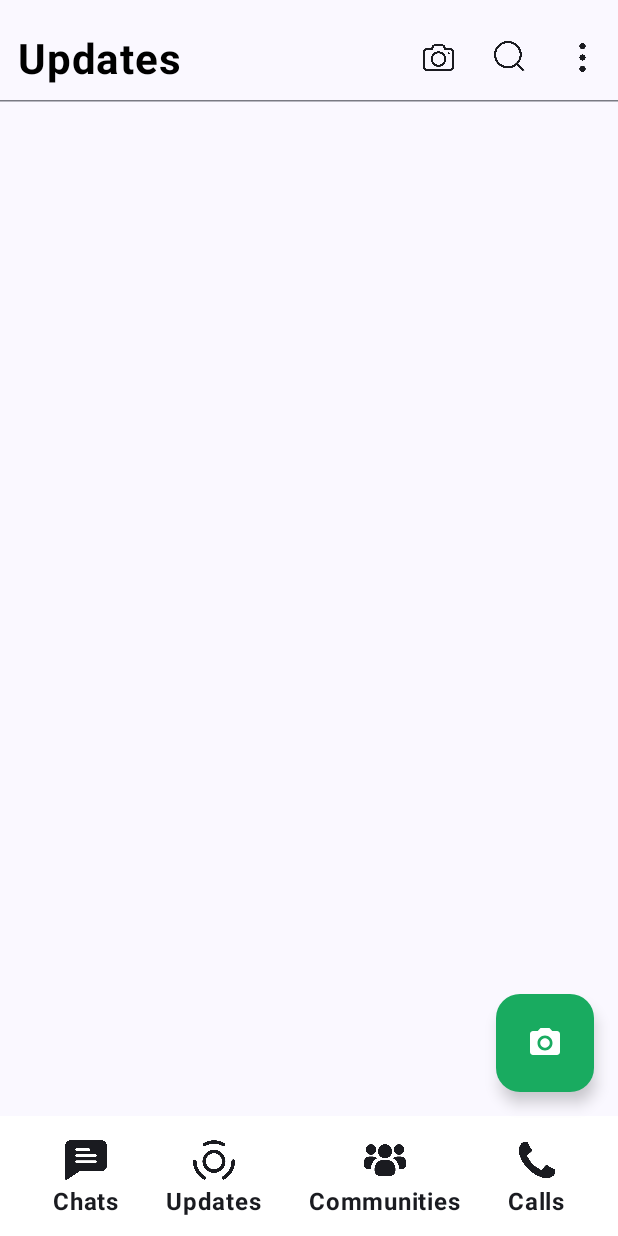
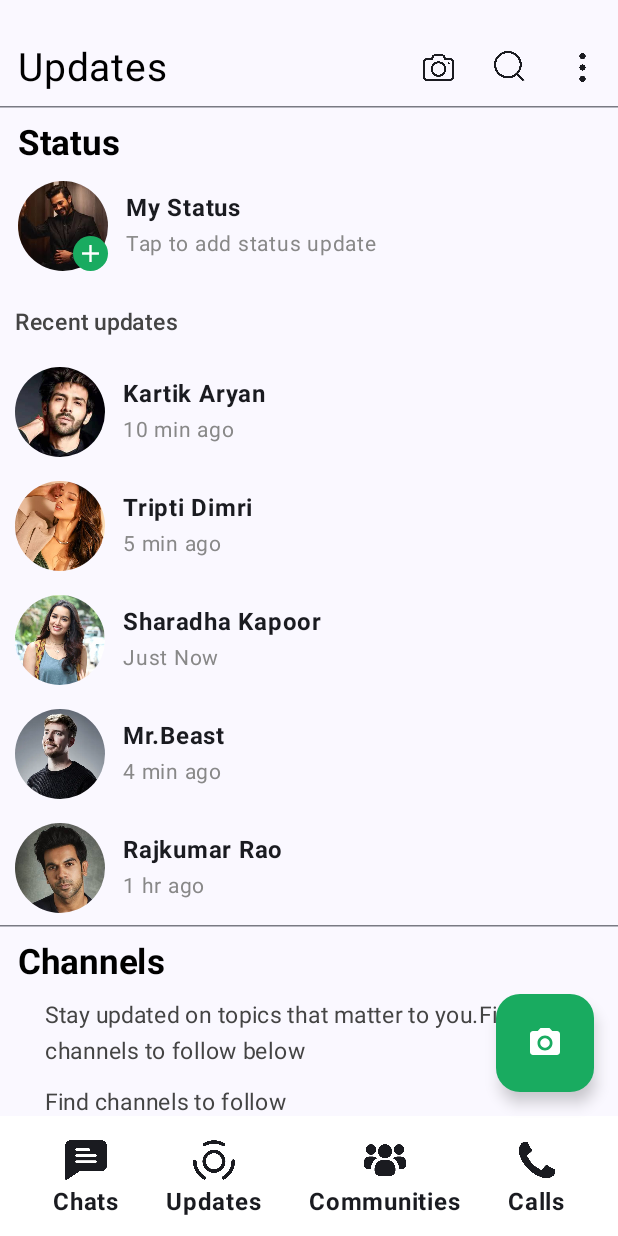
Before and after one commit to Swayampatel405/WhatsApp-Clone, an Android app built with Jetpack Compose: the screen it shows after launch (MainActivity), on a phone screen of 412 x 824 dp. Run offline under Robolectric (Android 15) with nearby library versions, the phone set to English and light mode, and no system bars.

Commit message:
Adding status screen in updates screen

```diff
--- /dev/null
+++ b/app/src/main/java/com/appvantage/whatsapp/presentation/updatescreen/ChannelItem.kt
@@ -0,0 +1 @@
+package com.appvantage.whatsapp.presentation.updatescreen
--- /dev/null
+++ b/app/src/main/java/com/appvantage/whatsapp/presentation/updatescreen/StatusItem.kt
@@ -0,0 +1,94 @@
+package com.appvantage.whatsapp.presentation.updatescreen
+
+import androidx.compose.foundation.Image
+import androidx.compose.foundation.background
+import androidx.compose.foundation.layout.Box
+import androidx.compose.foundation.layout.Column
+import androidx.compose.foundation.layout.Row
+import androidx.compose.foundation.layout.Spacer
+import androidx.compose.foundation.layout.fillMaxWidth
+import androidx.compose.foundation.layout.padding
+import androidx.compose.foundation.layout.size
+import androidx.compose.foundation.layout.width
+import androidx.compose.foundation.shape.CircleShape
+import androidx.compose.foundation.shape.RoundedCornerShape
+import androidx.compose.material3.Icon
+import androidx.compose.material3.Text
+import androidx.compose.material3.TextField
+import androidx.compose.runtime.Composable
+import androidx.compose.ui.Alignment
+import androidx.compose.ui.Modifier
+import androidx.compose.ui.draw.clip
+import androidx.compose.ui.focus.focusModifier
+import androidx.compose.ui.graphics.Color
+import androidx.compose.ui.layout.ContentScale
+import androidx.compose.ui.res.colorResource
+import androidx.compose.ui.res.painterResource
+import androidx.compose.ui.text.font.FontWeight
+import androidx.compose.ui.tooling.preview.Preview
+import androidx.compose.ui.unit.dp
+import androidx.compose.ui.unit.sp
+import com.appvantage.whatsapp.R
+
+@Preview(showBackground = true)
+@Composable
+fun MyStatus(){
+
+    Row(
+        modifier = Modifier.fillMaxWidth().padding(12.dp),
+        verticalAlignment = Alignment.CenterVertically
+    ) {
+        Box {
+            Image(
+                painter = painterResource(R.drawable.bhuvan_bam),
+                contentDescription = null,
+                modifier = Modifier.size(60.dp).clip(shape = CircleShape),
+                contentScale = ContentScale.Crop
+            )
+            Icon(
+                painter = painterResource(R.drawable.baseline_add_24),
+                contentDescription = null,
+                modifier = Modifier.size(23.dp)
+                    .align(Alignment.BottomEnd)
+                    .background(
+                        color = colorResource(R.color.light_green),
+                        shape = RoundedCornerShape(100)
+                    )
+                    .padding(2.dp),
+                tint = Color.White
+
+            )
+        }
+
+        Spacer(modifier = Modifier.width(12.dp))
+
+        Column {
+            Text("My Status", fontWeight = FontWeight.Bold, fontSize = 16.sp)
+            Text("Tap to add status update", color = Color.Gray, fontSize = 14.sp)
+        }
+    }
+}
+
+@Composable
+fun StatusItem(statusData: StatusData){
+
+    Row(
+        modifier = Modifier.fillMaxWidth().padding(horizontal = 10.dp, vertical = 8.dp),
+        verticalAlignment = Alignment.CenterVertically
+    ) {
+            Image(
+                painter = painterResource(statusData.image),
+                contentDescription = null,
+                contentScale = ContentScale.Crop,
+                modifier = Modifier.size(60.dp).clip(CircleShape)
+            )
+
+            Spacer(modifier = Modifier.width(12.dp))
+
+            Column {
+                Text(text = statusData.name, fontWeight = FontWeight.Bold, fontSize = 16.sp)
+                Text(text = statusData.time, color = Color.Gray, fontSize = 14.sp)
+            }
+    }
+
+}
--- a/app/src/main/java/com/appvantage/whatsapp/presentation/updatescreen/TopBar.kt
+++ b/app/src/main/java/com/appvantage/whatsapp/presentation/updatescreen/TopBar.kt
@@ -40,7 +40,7 @@ fun TopBar(){
 
     Box(modifier = Modifier.fillMaxWidth()) {
         Column{
-            Row(modifier = Modifier.padding(top = 5.dp)) {
+            Row(modifier = Modifier.padding(top = 12.dp)) {
                 if(isSearching){
                   TextField(
                       value = search,
@@ -58,8 +58,7 @@ fun TopBar(){
                 }else{
                     Text(
                         "Updates",
-                        fontSize = 28.sp,
-                        fontWeight = FontWeight.Bold,
+                        fontSize = 26.sp,
                         color = Color.Black,
                         modifier = Modifier.padding(start = 12.dp,top = 18.dp)
                     )
--- a/app/src/main/java/com/appvantage/whatsapp/presentation/updatescreen/UpdateScreen.kt
+++ b/app/src/main/java/com/appvantage/whatsapp/presentation/updatescreen/UpdateScreen.kt
@@ -1,22 +1,35 @@
 package com.appvantage.whatsapp.presentation.updatescreen
 
 import androidx.compose.foundation.layout.Column
+import androidx.compose.foundation.layout.fillMaxSize
 import androidx.compose.foundation.layout.padding
 import androidx.compose.foundation.layout.size
+import androidx.compose.foundation.lazy.LazyColumn
+import androidx.compose.foundation.lazy.items
+import androidx.compose.foundation.rememberScrollState
+import androidx.compose.foundation.verticalScroll
 import androidx.compose.material3.FloatingActionButton
+import androidx.compose.material3.HorizontalDivider
 import androidx.compose.material3.Icon
 import androidx.compose.material3.Scaffold
+import androidx.compose.material3.Text
 import androidx.compose.runtime.Composable
 import androidx.compose.ui.Modifier
 import androidx.compose.ui.graphics.Color
 import androidx.compose.ui.res.colorResource
 import androidx.compose.ui.res.painterResource
+import androidx.compose.ui.text.font.FontWeight
+import androidx.compose.ui.tooling.preview.Preview
 import androidx.compose.ui.unit.dp
+import androidx.compose.ui.unit.sp
 import com.appvantage.whatsapp.R
 import com.appvantage.whatsapp.presentation.bottomnavigation.BottomNavigation
 
+@Preview(showSystemUi = true)
 @Composable
 fun UpdateScreen(modifier: Modifier = Modifier){
+
+    val scrollState = rememberScrollState()
 
     Scaffold(
         floatingActionButton = {
@@ -38,8 +51,62 @@ fun UpdateScreen(modifier: Modifier = Modifier){
 
     ) {
         Column(
-            modifier = Modifier.padding(it)
-        ) {  }
+            modifier = Modifier
+                .padding(it)
+                .fillMaxSize()
+                .verticalScroll(scrollState)
+        ){
+            Text(
+                text = "Status",
+                fontWeight = FontWeight.Bold,
+                fontSize = 23.sp,
+                color = Color.Black,
+                modifier = Modifier.padding(start = 12.dp, top = 10.dp)
+            )
+
+            MyStatus()
+
+            Text(
+                text = "Recent updates",
+                color = Color.DarkGray,
+                fontSize = 15.sp,
+                fontWeight = FontWeight.SemiBold,
+                modifier = Modifier.padding(10.dp)
+            )
+
+            sampleStatusData.forEach {
+                StatusItem(statusData = it)
+            }
+
+            HorizontalDivider()
+
+            Text(
+                text = "Channels",
+                fontWeight = FontWeight.Bold,
+                fontSize = 23.sp,
+                color = Color.Black,
+                modifier = Modifier.padding(start = 12.dp, top = 10.dp)
+            )
+            Column(
+                modifier = Modifier.padding(horizontal = 16.dp)
+            ){
+                Text(
+                    text = "Stay updated on topics that matter to you.Find channels to follow below",
+                    fontSize = 15.sp,
+                    color = Color.DarkGray,
+                    modifier = Modifier.padding(start = 14.dp, top = 10.dp)
+                )
+                Text(
+                    text = "Find channels to follow",
+                    fontSize = 15.sp,
+                    color = Color.DarkGray,
+                    modifier = Modifier.padding(start = 14.dp, top = 10.dp)
+                )
+
+            }
+
+
+        }
     }
 
 }
--- /dev/null
+++ b/app/src/main/java/com/appvantage/whatsapp/presentation/updatescreen/UpdateScreenData.kt
@@ -0,0 +1,19 @@
+package com.appvantage.whatsapp.presentation.updatescreen
+
+import android.media.Image
+import androidx.compose.ui.res.painterResource
+import com.appvantage.whatsapp.R
+
+data class StatusData(
+    val image: Int,
+    val name:String,
+    val time:String
+)
+
+val sampleStatusData = listOf(
+    StatusData(image = R.drawable.kartik_aaryan, name ="Kartik Aryan", time ="10 min ago"),
+    StatusData(image = R.drawable.tripti_dimri, name ="Tripti Dimri", time ="5 min ago"),
+    StatusData(image = R.drawable.sharadha_kapoor, name ="Sharadha Kapoor", time ="Just Now"),
+    StatusData(image = R.drawable.mrbeast, name ="Mr.Beast", time ="4 min ago"),
+    StatusData(image = R.drawable.rajkummar_rao, name ="Rajkumar Rao", time ="1 hr ago")
+)
--- /dev/null
+++ b/app/src/main/res/drawable/baseline_add_24.xml
@@ -0,0 +1,5 @@
+<vector xmlns:android="http://schemas.android.com/apk/res/android" android:height="24dp" android:tint="#000000" android:viewportHeight="24" android:viewportWidth="24" android:width="24dp">
+
+    <path android:fillColor="@android:color/white" android:pathData="M19,13h-6v6h-2v-6H5v-2h6V5h2v6h6v2z"/>
+
+</vector>
```
